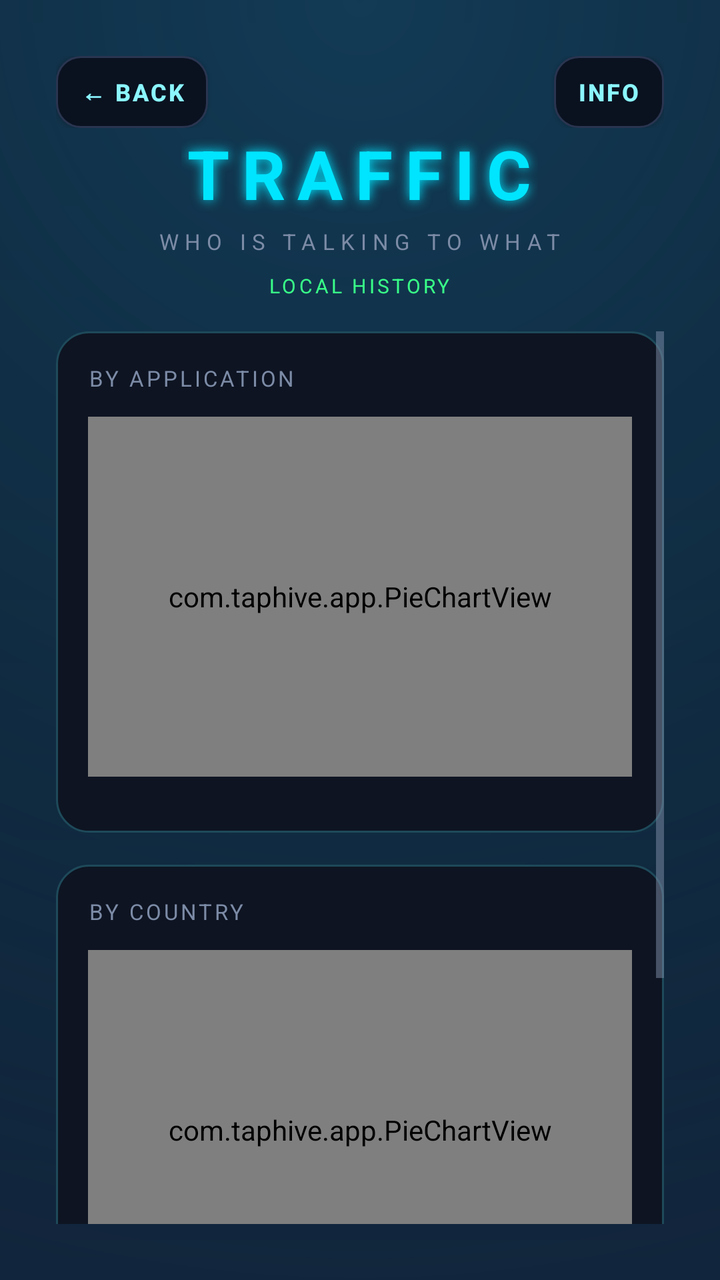
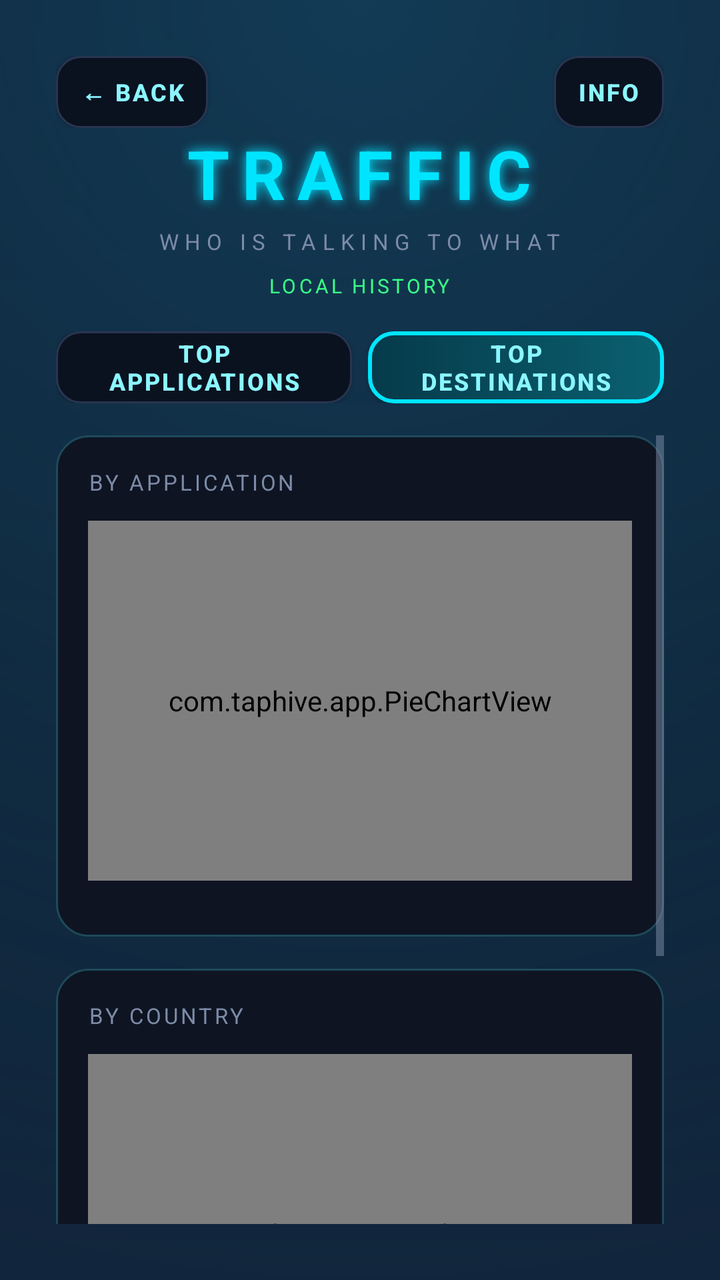

Compare the two renders of this Android layout. The source of the first and the diff that turns it into the second are given below.
<!-- AndroidManifest.xml: application theme AppTheme -->
<!-- res/layout/activity_traffic.xml -->
<?xml version="1.0" encoding="utf-8"?>
<LinearLayout xmlns:android="http://schemas.android.com/apk/res/android"
    android:layout_width="match_parent"
    android:layout_height="match_parent"
    android:background="@drawable/bg_main"
    android:orientation="vertical"
    android:padding="28dp">

    <LinearLayout
        android:layout_width="match_parent"
        android:layout_height="wrap_content"
        android:gravity="center_vertical"
        android:orientation="horizontal">

        <Button
            android:id="@+id/back"
            android:layout_width="wrap_content"
            android:layout_height="wrap_content"
            android:background="@drawable/neon_button_ghost"
            android:text="@string/back"
            style="@style/NeonSmallButton" />

        <View
            android:layout_width="0dp"
            android:layout_height="1dp"
            android:layout_weight="1" />

        <Button
            android:id="@+id/info"
            android:layout_width="wrap_content"
            android:layout_height="wrap_content"
            android:background="@drawable/neon_button_ghost"
            android:text="@string/info"
            style="@style/NeonSmallButton" />
    </LinearLayout>

    <TextView
        android:layout_width="wrap_content"
        android:layout_height="wrap_content"
        android:layout_gravity="center_horizontal"
        android:text="@string/traffic_title"
        style="@style/NeonTitle" />

    <TextView
        android:layout_width="wrap_content"
        android:layout_height="wrap_content"
        android:layout_gravity="center_horizontal"
        android:layout_marginTop="4dp"
        android:text="@string/traffic_subtitle"
        style="@style/NeonSubtitle" />

    <TextView
        android:id="@+id/history_info"
        android:layout_width="wrap_content"
        android:layout_height="wrap_content"
        android:layout_gravity="center_horizontal"
        android:layout_marginTop="8dp"
        android:text="@string/history_placeholder"
        android:textColor="@color/neon_green"
        android:textSize="10sp"
        android:letterSpacing="0.14" />

    <ScrollView
        android:layout_width="match_parent"
        android:layout_height="0dp"
        android:layout_marginTop="16dp"
        android:layout_weight="1"
        android:fillViewport="true">

        <LinearLayout
            android:layout_width="match_parent"
            android:layout_height="wrap_content"
            android:orientation="vertical">

            <LinearLayout
                android:layout_width="match_parent"
                android:layout_height="wrap_content"
                android:background="@drawable/neon_card"
                android:orientation="vertical">

                <TextView
                    android:layout_width="match_parent"
                    android:layout_height="wrap_content"
                    android:text="@string/traffic_by_app"
                    style="@style/NeonLabel" />

                <com.taphive.app.PieChartView
                    android:id="@+id/pie_app"
                    android:layout_width="match_parent"
                    android:layout_height="180dp"
                    android:layout_marginTop="12dp" />

                <HorizontalScrollView
                    android:layout_width="match_parent"
                    android:layout_height="wrap_content"
                    android:layout_marginTop="12dp"
                    android:fillViewport="true"
                    android:scrollbars="none">
                    <LinearLayout
                        android:id="@+id/legend_app"
                        android:layout_width="wrap_content"
                        android:layout_height="wrap_content"
                        android:orientation="horizontal" />
                </HorizontalScrollView>
            </LinearLayout>

            <LinearLayout
                android:layout_width="match_parent"
                android:layout_height="wrap_content"
                android:layout_marginTop="16dp"
                android:background="@drawable/neon_card"
                android:orientation="vertical">

                <TextView
                    android:layout_width="match_parent"
                    android:layout_height="wrap_content"
                    android:text="@string/traffic_by_country"
                    style="@style/NeonLabel" />

                <com.taphive.app.PieChartView
                    android:id="@+id/pie_country"
                    android:layout_width="match_parent"
                    android:layout_height="180dp"
                    android:layout_marginTop="12dp" />

                <HorizontalScrollView
                    android:layout_width="match_parent"
                    android:layout_height="wrap_content"
                    android:layout_marginTop="12dp"
                    android:fillViewport="true"
                    android:scrollbars="none">
                    <LinearLayout
                        android:id="@+id/legend_country"
                        android:layout_width="wrap_content"
                        android:layout_height="wrap_content"
                        android:orientation="horizontal" />
                </HorizontalScrollView>
            </LinearLayout>

            <LinearLayout
                android:layout_width="match_parent"
                android:layout_height="wrap_content"
                android:layout_marginTop="16dp"
                android:background="@drawable/neon_card"
                android:orientation="vertical">

                <TextView
                    android:layout_width="match_parent"
                    android:layout_height="wrap_content"
                    android:text="@string/traffic_top_destinations"
                    style="@style/NeonLabel" />

                <LinearLayout
                    android:id="@+id/destinations_list"
                    android:layout_width="match_parent"
                    android:layout_height="wrap_content"
                    android:layout_marginTop="12dp"
                    android:orientation="vertical" />
            </LinearLayout>

            <View
                android:layout_width="match_parent"
                android:layout_height="24dp" />
        </LinearLayout>
    </ScrollView>
</LinearLayout>
<!-- resources referenced by this layout -->
<resources>
  <color name="neon_green">#39FF88</color>
  <!-- drawable neon_card (drawable) -->
  <?xml version="1.0" encoding="utf-8"?>
  <shape xmlns:android="http://schemas.android.com/apk/res/android" android:shape="rectangle">
      <solid android:color="@color/neon_surface" />
      <stroke
          android:width="1dp"
          android:color="#1E4A5A" />
      <corners android:radius="16dp" />
      <padding
          android:bottom="16dp"
          android:left="16dp"
          android:right="16dp"
          android:top="16dp" />
  </shape>
  <string name="back">← BACK</string>
  <string name="history_placeholder">LOCAL HISTORY</string>
  <string name="info">INFO</string>
  <string name="traffic_by_app">BY APPLICATION</string>
  <string name="traffic_by_country">BY COUNTRY</string>
  <string name="traffic_subtitle">WHO IS TALKING TO WHAT</string>
  <string name="traffic_title">TRAFFIC</string>
  <string name="traffic_top_destinations">TOP DESTINATIONS</string>
  <style name="NeonLabel">
          <item name="android:textColor">@color/neon_muted</item>
          <item name="android:textSize">11sp</item>
          <item name="android:letterSpacing">0.12</item>
      </style>
  <style name="NeonSmallButton">
          <item name="android:textColor">@color/neon_cyan_soft</item>
          <item name="android:textSize">12sp</item>
          <item name="android:textStyle">bold</item>
          <item name="android:letterSpacing">0.08</item>
          <item name="android:minHeight">36dp</item>
          <item name="android:minWidth">0dp</item>
          <item name="android:paddingStart">12dp</item>
          <item name="android:paddingEnd">12dp</item>
      </style>
  <style name="NeonSubtitle">
          <item name="android:textColor">@color/neon_muted</item>
          <item name="android:textSize">11sp</item>
          <item name="android:letterSpacing">0.28</item>
      </style>
  <style name="NeonTitle">
          <item name="android:textColor">@color/neon_cyan</item>
          <item name="android:textSize">34sp</item>
          <item name="android:textStyle">bold</item>
          <item name="android:letterSpacing">0.18</item>
          <item name="android:shadowColor">@color/neon_cyan</item>
          <item name="android:shadowDx">0</item>
          <item name="android:shadowDy">0</item>
          <item name="android:shadowRadius">14</item>
      </style>
  <color name="neon_bg_end">#101A2E</color>
  <color name="neon_bg">#070A12</color>
  <color name="neon_cyan">#00E5FF</color>
  <color name="neon_dim">#2A3550</color>
  <color name="neon_surface">#0E1422</color>
  <color name="neon_muted">#7C8BA6</color>
  <color name="neon_cyan_soft">#8BF6FF</color>
  <color name="neon_text">#E6F4FF</color>
  <!-- unchanged entries left out for length: 3 -->
</resources>

<!-- the commit's change to res/layout/activity_traffic.xml (unified diff, before → after) -->
@@ -59,6 +59,32 @@
         android:textColor="@color/neon_green"
         android:textSize="10sp"
         android:letterSpacing="0.14" />
+
+    <LinearLayout
+        android:layout_width="match_parent"
+        android:layout_height="wrap_content"
+        android:layout_marginTop="16dp"
+        android:orientation="horizontal">
+
+        <Button
+            android:id="@+id/tab_apps"
+            android:layout_width="0dp"
+            android:layout_height="wrap_content"
+            android:layout_weight="1"
+            android:background="@drawable/neon_button_ghost"
+            android:text="@string/top_applications"
+            style="@style/NeonSmallButton" />
+
+        <Button
+            android:id="@+id/tab_destinations"
+            android:layout_width="0dp"
+            android:layout_height="wrap_content"
+            android:layout_marginStart="8dp"
+            android:layout_weight="1"
+            android:background="@drawable/neon_button_cyan"
+            android:text="@string/traffic_top_destinations"
+            style="@style/NeonSmallButton" />
+    </LinearLayout>
 
     <ScrollView
         android:layout_width="match_parent"
@@ -140,15 +166,17 @@
             <LinearLayout
                 android:layout_width="match_parent"
                 android:layout_height="wrap_content"
-                android:layout_marginTop="16dp"
+                android:layout_marginTop="12dp"
                 android:background="@drawable/neon_card"
                 android:orientation="vertical">
 
-                <TextView
+                <LinearLayout
+                    android:id="@+id/applications_list"
                     android:layout_width="match_parent"
                     android:layout_height="wrap_content"
-                    android:text="@string/traffic_top_destinations"
-                    style="@style/NeonLabel" />
+                    android:layout_marginTop="12dp"
+                    android:orientation="vertical"
+                    android:visibility="gone" />
 
                 <LinearLayout
                     android:id="@+id/destinations_list"
<!-- resource entries referenced after the edit -->
@@ -1,6 +1,24 @@
 <!-- resources referenced by this layout -->
 <resources>
   <color name="neon_green">#39FF88</color>
+  <!-- drawable neon_button_cyan (drawable) -->
+  <?xml version="1.0" encoding="utf-8"?>
+  <selector xmlns:android="http://schemas.android.com/apk/res/android">
+      <item android:state_pressed="true">
+          <shape android:shape="rectangle">
+              <gradient android:angle="0" android:endColor="@color/neon_cyan" android:startColor="#00A8C8" />
+              <corners android:radius="12dp" />
+              <stroke android:color="@color/neon_cyan_soft" android:width="1dp" />
+          </shape>
+      </item>
+      <item>
+          <shape android:shape="rectangle">
+              <gradient android:angle="0" android:endColor="#0A6070" android:startColor="#063A4A" />
+              <corners android:radius="12dp" />
+              <stroke android:color="@color/neon_cyan" android:width="2dp" />
+          </shape>
+      </item>
+  </selector>
   <!-- drawable neon_card (drawable) -->
   <?xml version="1.0" encoding="utf-8"?>
   <shape xmlns:android="http://schemas.android.com/apk/res/android" android:shape="rectangle">
@@ -18,6 +36,7 @@
   <string name="back">← BACK</string>
   <string name="history_placeholder">LOCAL HISTORY</string>
   <string name="info">INFO</string>
+  <string name="top_applications">TOP APPLICATIONS</string>
   <string name="traffic_by_app">BY APPLICATION</string>
   <string name="traffic_by_country">BY COUNTRY</string>
   <string name="traffic_subtitle">WHO IS TALKING TO WHAT</string>
